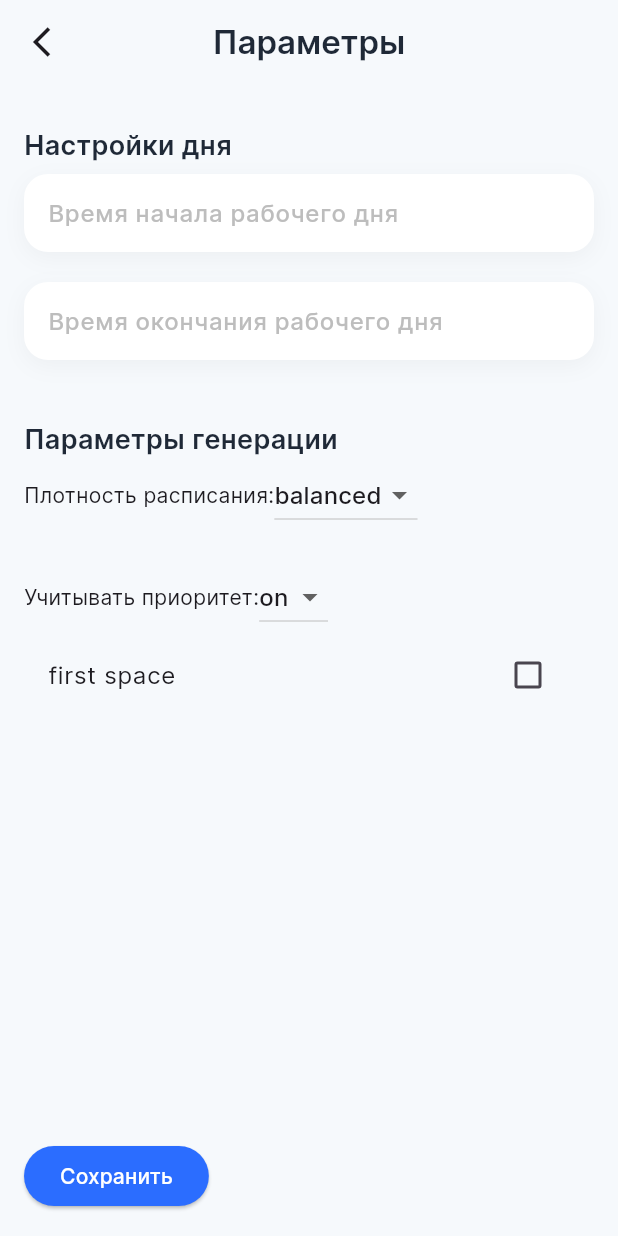
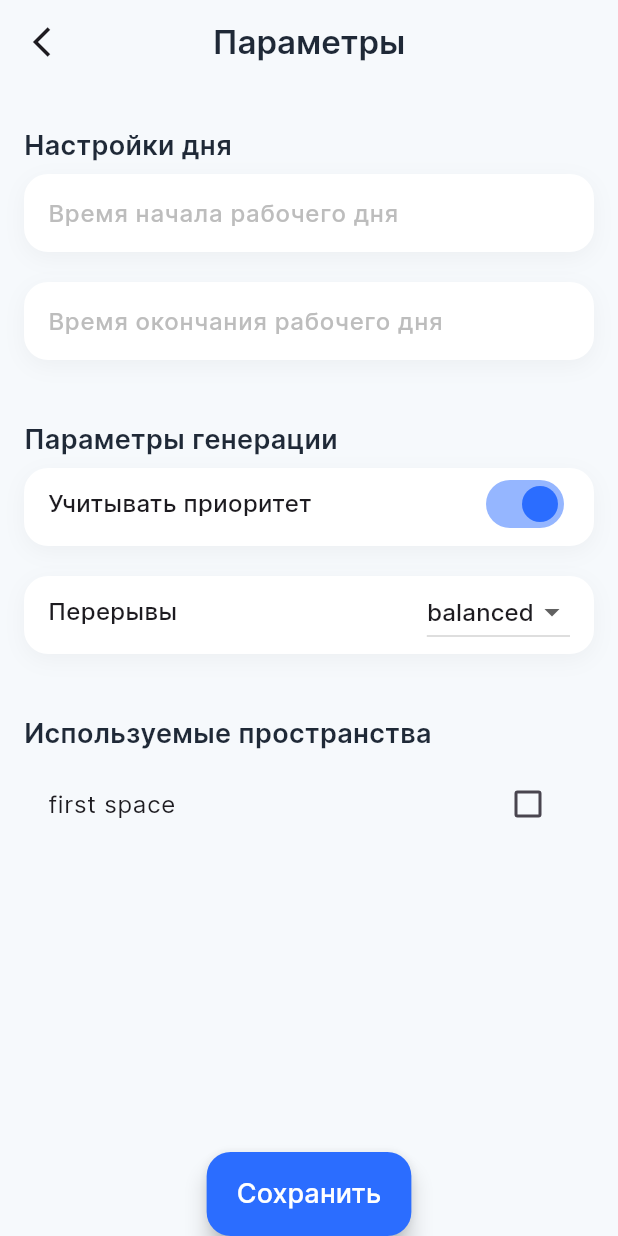
Before and after one commit to IIIPEK-NEMNOZHKO-OTSTALIY/SmartTime, a Flutter app: the screen it shows after launch, after a tap on "Перейти в расписание", on a phone screen of 412 x 824 dp. Run offline on Flutter 3.47's test engine with Material 3 defaults, Android fonts, the phone set to English and light mode, and no system bars; our stand-ins replace shared_preferences.

Commit message:
небольшие UI изменения

```diff
--- a/lib/core/models/schedule/schedule_parameters.dart
+++ b/lib/core/models/schedule/schedule_parameters.dart
@@ -3,15 +3,11 @@ enum DensityMode {
   balanced,
   dense,
 }
-enum PriorityMode {
-  on,
-  off,
-}
 class ScheduleParameters {
   final int dayStartTime;
   final int dayEndTime;
   final DensityMode densityMode;
-  final PriorityMode priorityMode;
+  final bool priorityMode;
   final List<String> selectedSpacesIds;
 
   ScheduleParameters({
@@ -19,6 +15,6 @@ class ScheduleParameters {
     this.dayEndTime = 22*60,
     this.dayStartTime = 9*60,
     this.densityMode = DensityMode.balanced,
-    this.priorityMode = PriorityMode.on,
+    this.priorityMode = true,
   });
 }
--- a/lib/features/schedule/schedule_controller.dart
+++ b/lib/features/schedule/schedule_controller.dart
@@ -238,7 +238,7 @@ class ScheduleController {
   }
   List<Task> sortTasks(List<Task> tasks) {
     tasks.sort((a, b) {
-      if ((a.priority != b.priority) && (parameters.priorityMode == PriorityMode.on)) {
+      if ((a.priority != b.priority) && (parameters.priorityMode == true)) {
         return a.priority.compareTo(b.priority);
       }
       return a.duration.compareTo(b.duration);
--- a/lib/features/schedule/schedule_setup_controller.dart
+++ b/lib/features/schedule/schedule_setup_controller.dart
@@ -1,3 +1,5 @@
+import 'package:flutter/cupertino.dart';
+
 import '../../core/models/space.dart';
 
 class ScheduleSetupController {
--- a/lib/pages/home_page.dart
+++ b/lib/pages/home_page.dart
@@ -83,7 +83,6 @@ class _HomePageState extends State<HomePage> {
     );
   }
   Widget taskScreenBody() {
-    final space = _controller.currentSpace!;
     return Column(
       crossAxisAlignment: CrossAxisAlignment.start,
       children: [
--- a/lib/pages/schedule_setup_page.dart
+++ b/lib/pages/schedule_setup_page.dart
@@ -1,5 +1,4 @@
 import 'package:flutter/material.dart';
-import 'package:flutter/services.dart';
 //import 'package:flutter/services.dart';
 import '../core/models/space.dart';
 import '../core/models/schedule/schedule_parameters.dart';
@@ -7,6 +6,7 @@ import '../features/schedule/schedule_setup_controller.dart';
 import 'schedule_page.dart';
 import '../core/theme/app_theme.dart';
 import '../widgets/home page widgets/spaceCard.dart';
+import '../widgets/scheduleCard.dart';
 
 class ScheduleSetupPage extends StatefulWidget {
   final List<Space> allSpaces;
@@ -29,13 +29,28 @@ class _SchedulePageState extends State<ScheduleSetupPage> {
   TextEditingController dayStartTimeController = TextEditingController();
   TextEditingController dayEndTimeController = TextEditingController();
 
+  bool priorityMode = true;
   @override
   Widget build(BuildContext context) {
 
     DensityMode densityMode = DensityMode.balanced;
-    PriorityMode priorityMode = PriorityMode.on;
-
     return Scaffold(
+      floatingActionButton: FloatingActionButton.extended(
+          onPressed: () {
+            final params = ScheduleParameters(
+                selectedSpacesIds: _controller.selectedSpacesIds,
+                densityMode: densityMode,
+                priorityMode: priorityMode,
+                dayStartTime: int.parse(dayStartTimeController.text),
+                dayEndTime: int.parse(dayEndTimeController.text)
+            );
+            Navigator.push(context, MaterialPageRoute(builder: (context) => SchedulePage(spaces: _controller.selectedSpaces, parameters: params)));
+          },
+          backgroundColor: AppColors.buttonGradientColor,
+          shape: RoundedRectangleBorder(borderRadius: BorderRadius.circular(16), ),
+          label: Text('Сохранить', style: TextStyle(color: AppColors.card, fontSize: 18),)
+      ),
+      floatingActionButtonLocation: FloatingActionButtonLocation.centerDocked,
       appBar: AppBar(
         backgroundColor: AppColors.background,
         leading: IconButton(
@@ -70,27 +85,48 @@ class _SchedulePageState extends State<ScheduleSetupPage> {
             ),
             SizedBox(height: 40,),
             Text('Параметры генерации', style: AppText.mediumtitle,),
-            Row(children: [Text('Плотность расписания:'),
+            SizedBox(height: 6,),
+            iosContainer(
+              children: [
+                Row(children: [
+                  Text('Учитывать приоритет', style: AppText.cardTtle,),
+                  Expanded(child: SizedBox(
+                  )),
+                  Switch(
+                      value: priorityMode,
+                      activeThumbColor: AppColors.primary ,
+                      inactiveThumbColor: AppColors.textSecondary,
+                      inactiveTrackColor: AppColors.lightGray,
+                      onChanged: (v) {
+                        setState(() {priorityMode = v;});
+                      }),]),
+              ]
+            ),
+            SizedBox(height: 20,),
+              iosContainer(children:
+              [
+              Row(
+                children: [
+                  Text('Перерывы', style: AppText.cardTtle,),
+                  Expanded(child: SizedBox()),
                   DropdownButton<DensityMode>(
                     value: densityMode,
                     items: DensityMode.values.map((mode) {
-                return DropdownMenuItem(value: mode, child: Text(mode.name));
+                      return DropdownMenuItem(value: mode, child: Text(mode.name, style: AppText.cardTtle,));
                     }).toList(),
+                    dropdownColor: AppColors.card,
+                    barrierDismissible: true,
                     onChanged: (v) => setState(() {
                       densityMode = v!;
                     }),
-            )]),
-            SizedBox(height: 20,),
-            Row(children: [Text('Учитывать приоритет:'),
-            DropdownButton<PriorityMode>(
-              value: priorityMode,
-              items: PriorityMode.values.map((mode) {
-                return DropdownMenuItem(value: mode, child: Text(mode.name));
-              }).toList(),
-              onChanged: (v) => setState(() {
-                priorityMode = v!;
-              }),
-            )]),
+                  ),
+                ]
+              ),
+              ]
+            ),
+            SizedBox(height: 40,),
+            Text('Используемые пространства',style: AppText.mediumtitle,),
+            SizedBox(height: 6,),
             Expanded(
                 child: ListView.builder(
                     itemCount: _controller.allSpaces.length,
@@ -107,25 +143,10 @@ class _SchedulePageState extends State<ScheduleSetupPage> {
                       );
                 })
             ),
-            ElevatedButton(
-                onPressed: () {
-                  final params = ScheduleParameters(
-                      selectedSpacesIds: _controller.selectedSpacesIds,
-                      densityMode: densityMode,
-                      priorityMode: priorityMode,
-                      dayStartTime: int.parse(dayStartTimeController.text),
-                      dayEndTime: int.parse(dayEndTimeController.text)
-                  );
-                  Navigator.push(context, MaterialPageRoute(builder: (context) => SchedulePage(spaces: _controller.selectedSpaces, parameters: params)));
-                },
-                style: ElevatedButton.styleFrom(
-                    backgroundColor: AppColors.buttonGradientColor
-                ),
-                child: Text('Сохранить', style: TextStyle(color: AppColors.card, fontSize: 14),)
-            ),
           ],
         )
       ),
     );
+
   }
 }
--- a/lib/widgets/home page widgets/spaceCard.dart
+++ b/lib/widgets/home page widgets/spaceCard.dart
@@ -151,7 +151,6 @@ class GoToScheduleButton extends StatelessWidget{
     );
   }
 }
-
 Widget iosTextField({
   required TextEditingController controller,
   required String hint,
--- /dev/null
+++ b/lib/widgets/scheduleCard.dart
@@ -0,0 +1,26 @@
+import 'package:flutter/material.dart';
+
+Widget iosContainer({
+  required List<Widget> children,
+}) {
+  return Container(
+    height: 52,
+    decoration: BoxDecoration(
+      color: Colors.white,
+      borderRadius: BorderRadius.circular(16),
+      boxShadow: [
+        BoxShadow(
+          color: Colors.black.withAlpha(10),
+          blurRadius: 12,
+          offset: Offset(0,4),
+        ),
+      ],
+    ),
+    padding: EdgeInsets.symmetric(horizontal: 16),
+    child: Column(
+      children: [
+        ...children
+      ],
+    ),
+  );
+}
```
Lines whose indentation alone changed are shown as unchanged.
